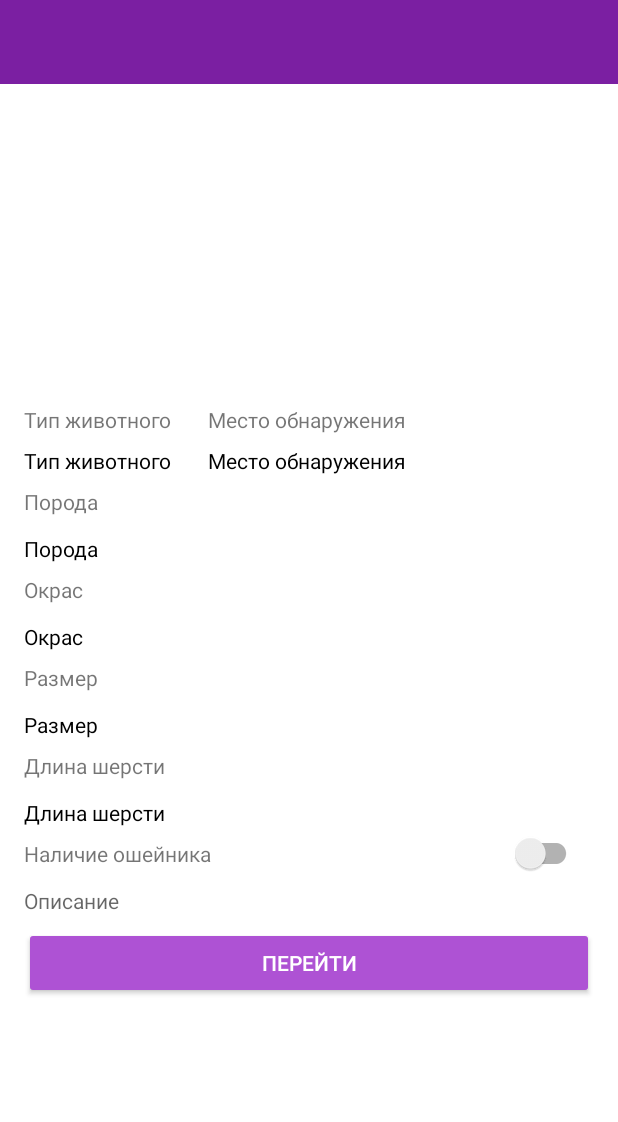
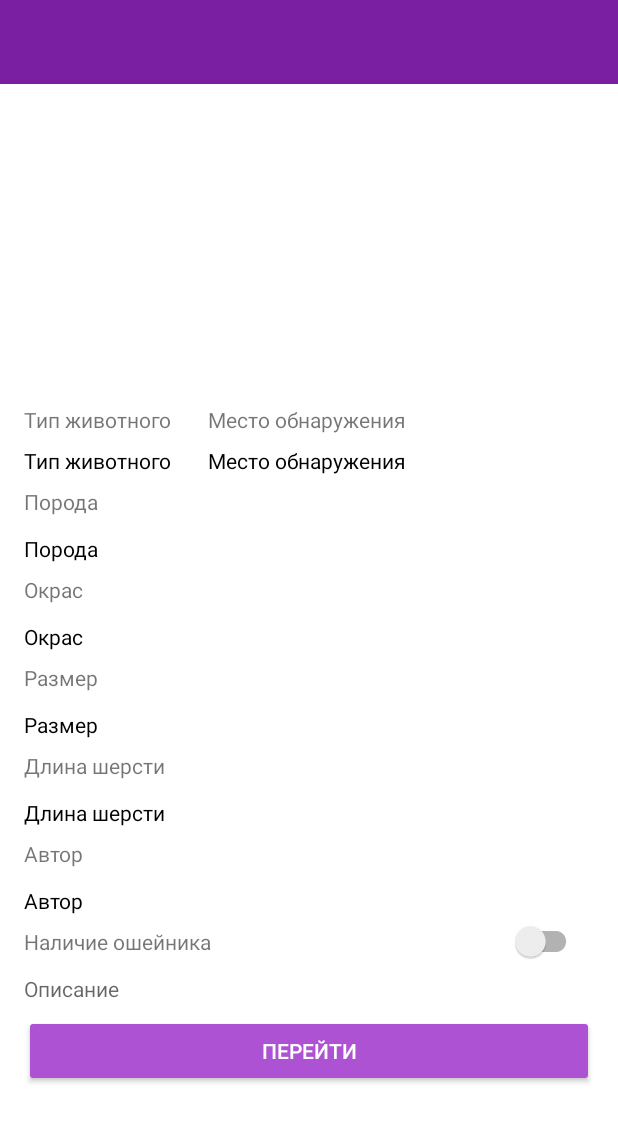
Before and after one commit to IrinaMank/kotopoisk, an Android app: the layout fragment_ticket_overview.xml on its own in the app's theme, with its tools: preview values and no code run, on a phone screen of 412 x 824 dp. Shown: the top 1122 px of the screen. Run offline under Robolectric (Android 15) with nearby library versions, the phone set to English and light mode, and no system bars.

Commit message:
-> add permission -> change "change_button" to "cancel_button" -> add "publish _button" to overview screen

```diff
--- /dev/null
+++ b/app/src/main/res/drawable-mdpi/new_ticket_button_selector.xml
@@ -0,0 +1,6 @@
+<?xml version="1.0" encoding="utf-8"?>
+<selector xmlns:android="http://schemas.android.com/apk/res/android">
+    <item android:drawable="@color/color_accent_alpha_50"
+        android:state_activated="false"/>
+    <item android:drawable="@color/colorAccent"/>
+</selector>
--- a/app/src/main/res/layout/fragment_ensuring.xml
+++ b/app/src/main/res/layout/fragment_ensuring.xml
@@ -52,7 +52,7 @@
         android:layout_marginEnd ="15dp"
         android:layout_marginTop ="10dp"
 
-        android:text ="@string/change"
+        android:text ="@string/cancel_bold"
         android:textColor ="@color/colorPrimaryDark"
 
         app:layout_constraintBottom_toBottomOf ="parent"
--- a/app/src/main/res/layout/fragment_ticket_overview.xml
+++ b/app/src/main/res/layout/fragment_ticket_overview.xml
@@ -175,6 +175,31 @@
             app:layout_constraintTop_toBottomOf="@id/title_furLength" />
 
         <TextView
+            android:id="@+id/title_owner"
+            android:layout_width="match_parent"
+            android:layout_height="wrap_content"
+            android:layout_marginEnd="16dp"
+            android:layout_marginStart="16dp"
+            android:layout_marginTop="8dp"
+            android:text="@string/owner"
+
+            app:layout_constraintStart_toStartOf="parent"
+            app:layout_constraintTop_toBottomOf="@id/furLength" />
+
+        <TextView
+            android:id="@+id/owner"
+            android:layout_width="match_parent"
+            android:layout_height="wrap_content"
+            android:layout_marginEnd="16dp"
+            android:layout_marginStart="16dp"
+            android:layout_marginTop="12dp"
+            android:text="@string/owner"
+            android:textColor="@color/black"
+
+            app:layout_constraintStart_toStartOf="parent"
+            app:layout_constraintTop_toBottomOf="@id/title_owner" />
+
+        <TextView
             android:id="@+id/title_collar"
             android:layout_width="match_parent"
             android:layout_height="wrap_content"
@@ -184,7 +209,7 @@
             android:text="@string/has_collar"
 
             app:layout_constraintStart_toStartOf="parent"
-            app:layout_constraintTop_toBottomOf="@id/furLength" />
+            app:layout_constraintTop_toBottomOf="@id/owner" />
 
         <android.support.v7.widget.SwitchCompat
             android:id="@+id/collar_switch_compat"
@@ -195,7 +220,7 @@
             android:layout_marginTop="4dp"
 
             app:layout_constraintEnd_toEndOf="parent"
-            app:layout_constraintTop_toBottomOf="@id/furLength" />
+            app:layout_constraintTop_toBottomOf="@id/owner" />
 
         <TextView
             android:id="@+id/description"
@@ -224,5 +249,21 @@
             app:layout_constraintStart_toStartOf="parent"
             app:layout_constraintTop_toBottomOf="@id/description" />
 
+        <Button
+            android:id="@+id/overview_publish_button"
+            android:layout_width="match_parent"
+            android:layout_height="match_parent"
+            android:layout_marginBottom="8dp"
+            android:layout_marginEnd="16dp"
+            android:layout_marginStart="16dp"
+            android:layout_marginTop="8dp"
+            android:text="@string/publish"
+            android:backgroundTint="@color/colorAccent"
+            android:textColor="@color/crystalWhite"
+            android:visibility="gone"
+
+            app:layout_constraintStart_toStartOf="parent"
+            app:layout_constraintTop_toBottomOf="@id/overview_go_button" />
+
     </android.support.constraint.ConstraintLayout>
 </ScrollView>
--- a/app/src/main/res/values/colors.xml
+++ b/app/src/main/res/values/colors.xml
@@ -15,6 +15,8 @@
 
     <color name="button_color">#F28EFF</color>
 
+    <color name="color_accent_alpha_50">#80ae52d4</color>
+
     <!--<color name="colorPrimary">#840606</color>
     <color name="colorPrimaryDark">#520000</color>
     <color name="colorAccent">#bb412f</color>
--- a/app/src/main/res/values/strings.xml
+++ b/app/src/main/res/values/strings.xml
@@ -61,6 +61,7 @@
     <string name="publish">ОПУБЛИКОВАТЬ</string>
     <string name="save_bold">СОХРАНИТЬ</string>
     <string name="confirm">ПОДТВЕРДИТЬ</string>
+    <string name="cancel_bold">ОТМЕНА</string>
     <string name="change">ИЗМЕНИТЬ</string>
     <string name="search">ПОИСК</string>
     <string name="go">ПЕРЕЙТИ</string>
@@ -86,6 +87,7 @@
     <string name="color">Окрас</string>
     <string name="size">Размер</string>
     <string name="fur_length">Длина шерсти</string>
+    <string name="owner">Автор</string>
     <string name="has_collar">Наличие ошейника</string>
     <string name="description">Описание</string>
 
```
Also changed, not shown: app/src/main/java/com/example/zapir/kotopoisk/domain/permission/PermissionHelper.kt (+7 -1 lines), app/src/main/java/com/example/zapir/kotopoisk/domain/photo/AddingPhotoFragment.kt (+8 -0 lines), app/src/main/java/com/example/zapir/kotopoisk/ui/ticket/NewTicketFragment.kt (+18 -14 lines), app/src/main/java/com/example/zapir/kotopoisk/ui/ticket/OverviewTicketFragment.kt (+70 -0 lines), app/src/main/res/layout/fragment_new_ticket.xml (+3 -4 lines).
